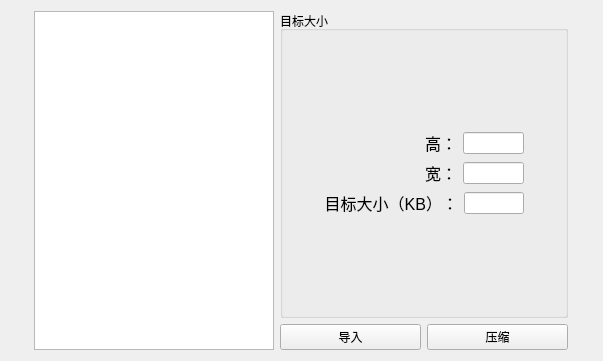
Before: the Qt Designer form image.ui in Gxstar/ImageZip, drawn with Qt 5.
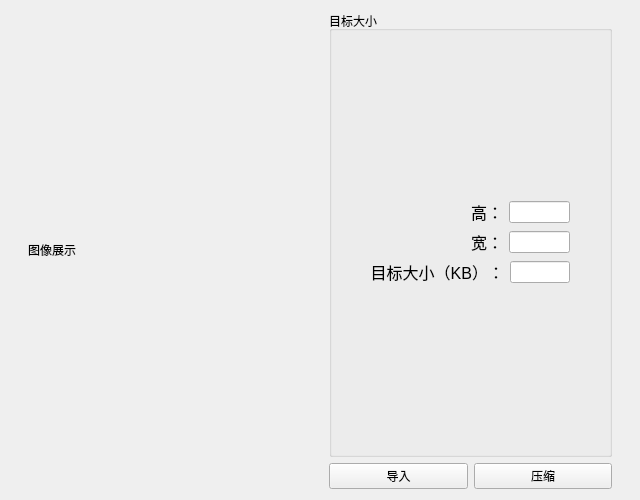
After: the same form once the commit is applied.

Commit message: 添加图片导入代码

The edit to the form file:
```diff
--- a/image.ui
+++ b/image.ui
@@ -6,10 +6,22 @@
    <rect>
     <x>0</x>
     <y>0</y>
-    <width>603</width>
-    <height>361</height>
+    <width>640</width>
+    <height>500</height>
    </rect>
   </property>
+  <property name="minimumSize">
+   <size>
+    <width>640</width>
+    <height>500</height>
+   </size>
+  </property>
+  <property name="maximumSize">
+   <size>
+    <width>640</width>
+    <height>500</height>
+   </size>
+  </property>
   <property name="windowTitle">
    <string>Form</string>
   </property>
@@ -28,7 +40,26 @@
     </spacer>
    </item>
    <item>
-    <widget class="QGraphicsView" name="graphicsView"/>
+    <widget class="QLabel" name="picture">
+     <property name="minimumSize">
+      <size>
+       <width>295</width>
+       <height>413</height>
+      </size>
+     </property>
+     <property name="maximumSize">
+      <size>
+       <width>295</width>
+       <height>413</height>
+      </size>
+     </property>
+     <property name="text">
+      <string>图像展示</string>
+     </property>
+     <property name="scaledContents">
+      <bool>true</bool>
+     </property>
+    </widget>
    </item>
    <item>
     <layout class="QVBoxLayout" name="verticalLayout_2">
```
The commit also changes 1 other file.
